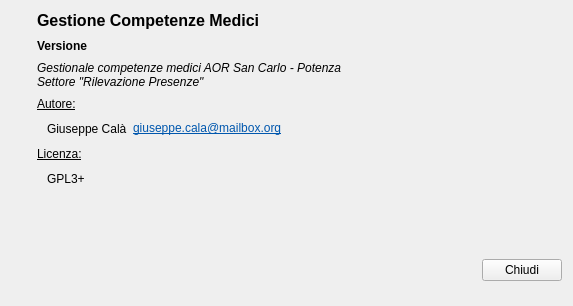
gcala/GestioneCompetenzeMedici, file aboutdialog.ui: the form before one commit.
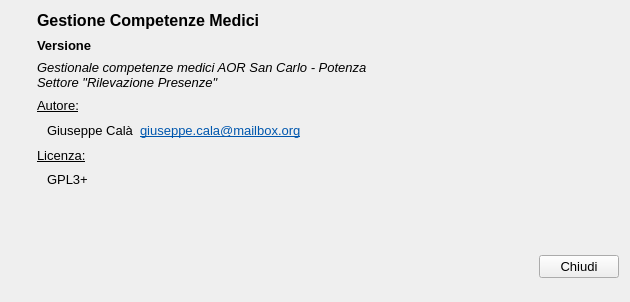
The form after the commit. Icons and pictures are not drawn.

```diff
--- a/aboutdialog.ui
+++ b/aboutdialog.ui
@@ -6,8 +6,8 @@
    <rect>
     <x>0</x>
     <y>0</y>
-    <width>573</width>
-    <height>306</height>
+    <width>630</width>
+    <height>302</height>
    </rect>
   </property>
   <property name="windowTitle">
@@ -49,6 +49,7 @@
         <widget class="QLabel" name="label_4">
          <property name="font">
           <font>
+           <pointsize>10</pointsize>
            <weight>75</weight>
            <bold>true</bold>
           </font>
@@ -83,6 +84,7 @@
       <widget class="QLabel" name="label_6">
        <property name="font">
         <font>
+         <pointsize>10</pointsize>
          <italic>true</italic>
         </font>
        </property>
@@ -98,6 +100,7 @@
       <widget class="QLabel" name="label_7">
        <property name="font">
         <font>
+         <pointsize>10</pointsize>
          <underline>true</underline>
         </font>
        </property>
@@ -113,6 +116,11 @@
       <layout class="QHBoxLayout" name="horizontalLayout_3">
        <item>
         <widget class="QLabel" name="label_8">
+         <property name="font">
+          <font>
+           <pointsize>10</pointsize>
+          </font>
+         </property>
          <property name="text">
           <string>Giuseppe Calà</string>
          </property>
@@ -132,6 +140,11 @@
            <verstretch>0</verstretch>
           </sizepolicy>
          </property>
+         <property name="font">
+          <font>
+           <pointsize>10</pointsize>
+          </font>
+         </property>
          <property name="text">
           <string>&lt;html&gt;&lt;head/&gt;&lt;body&gt;&lt;p&gt;&lt;a href=&quot;mailto:jiveaxe@gmail.com&quot;&gt;&lt;span style=&quot; text-decoration: underline; color:#0057ae;&quot;&gt;giuseppe.cala@mailbox.org&lt;/span&gt;&lt;/a&gt;&lt;/p&gt;&lt;/body&gt;&lt;/html&gt;</string>
          </property>
@@ -143,6 +156,7 @@
       <widget class="QLabel" name="label_9">
        <property name="font">
         <font>
+         <pointsize>10</pointsize>
          <underline>true</underline>
         </font>
        </property>
@@ -156,6 +170,11 @@
      </item>
      <item>
       <widget class="QLabel" name="label_10">
+       <property name="font">
+        <font>
+         <pointsize>10</pointsize>
+        </font>
+       </property>
        <property name="text">
         <string>GPL3+</string>
        </property>
@@ -244,6 +263,11 @@
      </item>
      <item>
       <widget class="QPushButton" name="pushButton">
+       <property name="font">
+        <font>
+         <pointsize>10</pointsize>
+        </font>
+       </property>
        <property name="text">
         <string>Chiudi</string>
        </property>
```
